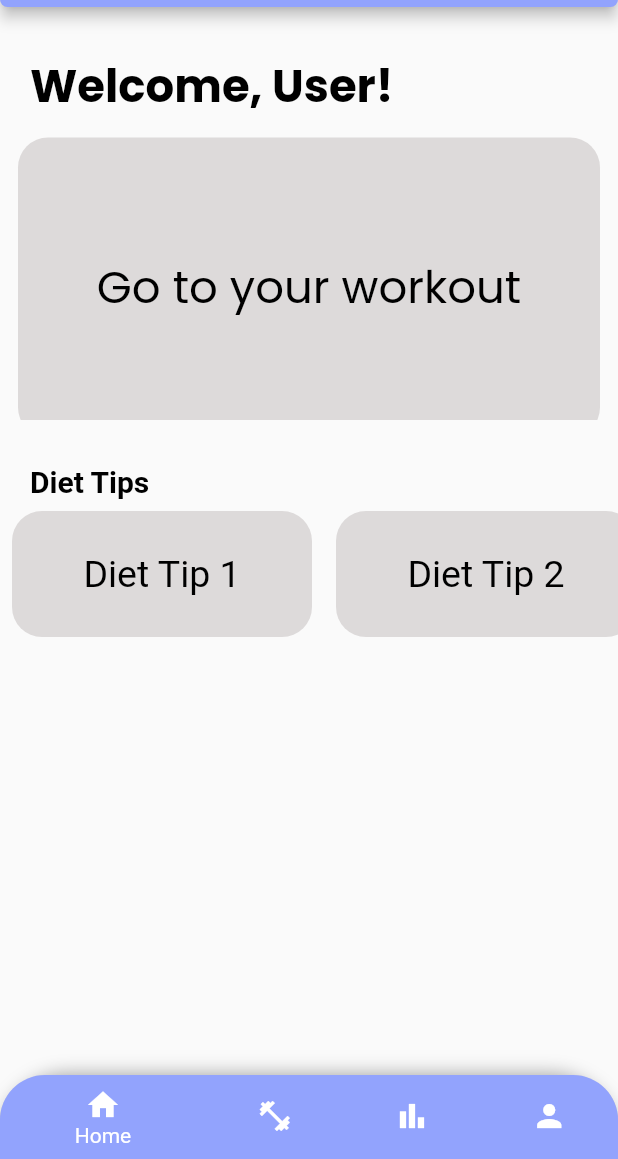
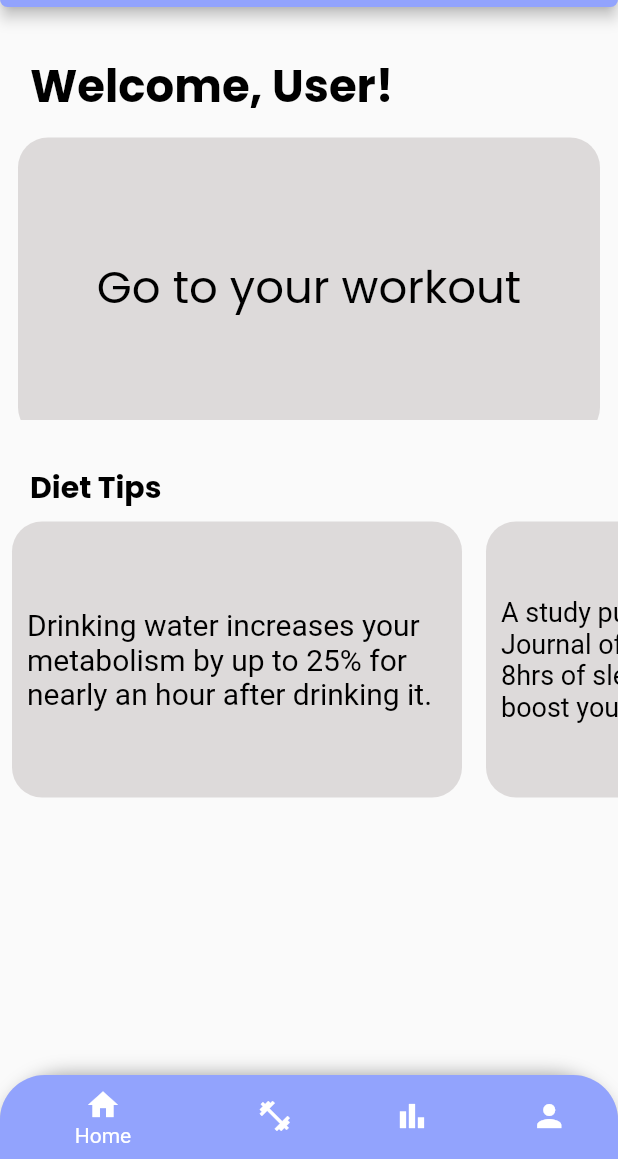
Before and after one commit to WSU-4110/health.e, a Flutter app: the screen it shows once a user with an empty profile is signed in, on a phone screen of 412 x 824 dp, the part 77-1236 px from its top. Run offline on Flutter 3.47's test engine with Material 2 defaults, Android fonts, the phone set to English and light mode, and no system bars; our stand-ins replace firebase_auth, firebase_core, flutter_svg, fluttertoast, get, google_fonts and 2 more; accounts and stored records are empty.

Commit message:
Creating new branch for main page/homepage

```diff
--- a/lib/main.dart
+++ b/lib/main.dart
@@ -1,7 +1,5 @@
-import 'package:firebase_auth/firebase_auth.dart';
 import 'package:flutter/material.dart';
 import 'package:get/get.dart';
-import 'package:healthe/screen/splash_screen.dart';
 import 'package:firebase_core/firebase_core.dart';
 import 'widget_tree.dart';
 
--- a/lib/question_model.dart
+++ b/lib/question_model.dart
@@ -1,5 +1,3 @@
-import 'dart:convert';
-
 class Question {
   final String questionText;
   final List<Answer> answersList;
--- a/lib/screen/assessment_screen/assessment_screen.dart
+++ b/lib/screen/assessment_screen/assessment_screen.dart
@@ -2,9 +2,7 @@ import 'package:flutter/material.dart';
 import 'package:get/get.dart';
 import 'package:google_fonts/google_fonts.dart';
 import 'package:healthe/screen/assessment_screen/question_model.dart';
-import 'package:healthe/screen/login_screen/login_screen.dart';
 import 'package:healthe/screen/sign_up/sign_up_screen.dart';
-
 import '../../value/color.dart';
 
 
--- a/lib/screen/assessment_screen/question_model.dart
+++ b/lib/screen/assessment_screen/question_model.dart
@@ -1,5 +1,3 @@
-import 'dart:convert';
-
 class Question {
   final String questionText;
   final List<Answer> answersList;
--- a/lib/screen/home_screen/MainPage.dart
+++ b/lib/screen/home_screen/MainPage.dart
@@ -1,4 +1,6 @@
 import 'package:flutter/material.dart';
+import 'package:get/get.dart';
+import 'package:get/get_core/src/get_main.dart';
 import 'package:google_fonts/google_fonts.dart';
 import 'package:healthe/screen/home_screen/home_screen.dart';
 import 'package:healthe/screen/home_screen/progress.dart';
@@ -27,8 +29,6 @@ class _MainPageState extends State<MainPage> {
           children: [
 
             // Person and Notification Icon
-
-
             const SizedBox(height:30),
 
             // "Welcome,
@@ -51,7 +51,15 @@ class _MainPageState extends State<MainPage> {
                     Padding(
                       padding: const EdgeInsets.all(12.0),
                       child: InkWell(
-                        onTap: () {},
+                        onTap: () {
+                          {
+                            Navigator.push(
+                              context,
+                              MaterialPageRoute(builder: (
+                                  context) => const Workouts()), // PLACEHOLDER for MINGRAN
+                            );
+                          }
+                        },
                         child: Container(
                           width: 100,
                           height: 200,
@@ -74,11 +82,18 @@ class _MainPageState extends State<MainPage> {
             // "Diet Tips"
             Container(
                 margin: const EdgeInsets.only(left:20),
-                child: AppLargeText(size: 20, text: "Diet Tips", color: Colors.black)),
+                child: Text("Diet Tips",
+                  style: GoogleFonts.poppins(
+                    color: Colors.black,
+                    fontSize: 20.0,
+                    fontWeight: FontWeight.w700,
+                  )
+                )
+            ),
 
             // Workout Scroll View
             SizedBox(
-                height: 100,
+                height: 200,
                 child: ListView(
                   scrollDirection: Axis.horizontal,
                   children: [
@@ -87,10 +102,16 @@ class _MainPageState extends State<MainPage> {
                       child: InkWell(
                         onTap: () {},
                         child: Container(
-                          width: 200,
+                          width: 300,
                           decoration: BoxDecoration(borderRadius: BorderRadius.circular(20), color: grayColors),
-                          child: const Center(
-                              child: Text("Diet Tip 1",style: TextStyle(color: Colors.black, fontSize: 25),)),
+                          child: Container(
+                            margin: const EdgeInsets.only(left:10, right: 10),
+                            child: const Center(
+                                child: Text("Drinking water increases your metabolism by up to 25% for nearly an hour after drinking it.",
+                                  style: TextStyle(
+                                      color: Colors.black,
+                                      fontSize: 20),)),
+                          ),
                         ),
                       ),
                     ),
@@ -99,10 +120,16 @@ class _MainPageState extends State<MainPage> {
                       child: InkWell(
                         onTap: () {},
                         child: Container(
-                          width: 200,
+                          width: 300,
                           decoration: BoxDecoration(borderRadius: BorderRadius.circular(20), color: grayColors),
-                          child: const Center(
-                              child: Text("Diet Tip 2",style: TextStyle(color: Colors.black, fontSize: 25),)),
+                          child: Container(
+                            margin: const EdgeInsets.only(left:10, right: 10),
+                            child: const Center(
+                                child: Text("A study published in the American Journal of Nutrition, found that 8hrs of sleep for 6 nights can boost your metabolism by 20%",
+                                  style: TextStyle(
+                                      color: Colors.black,
+                                      fontSize: 18),)),
+                          ),
                         ),
                       ),
                     ),
@@ -111,10 +138,17 @@ class _MainPageState extends State<MainPage> {
                       child: InkWell(
                         onTap: () {},
                         child: Container(
-                          width: 200,
+                          width: 300,
+                          height: 500 ,
                           decoration: BoxDecoration(borderRadius: BorderRadius.circular(20), color: grayColors),
-                          child: const Center(
-                              child: Text("Diet Tip 3",style: TextStyle(color: Colors.black, fontSize: 25),)),
+                          child: Container(
+                            margin: const EdgeInsets.only(left:10, right: 10),
+                            child: const Center(
+                                child: Text("Several studies suggest that green tea can boost metabolism and help people burn 3–4% more calories each day.",
+                                  style: TextStyle(
+                                      color: Colors.black,
+                                      fontSize: 20),)),
+                          ),
                         ),
                       ),
                     ),
--- a/lib/screen/home_screen/home_screen.dart
+++ b/lib/screen/home_screen/home_screen.dart
@@ -1,10 +1,9 @@
 
-import 'package:animated_bottom_navigation_bar/animated_bottom_navigation_bar.dart';
 import 'package:flutter/material.dart';
 import 'package:healthe/screen/home_screen/user_settings.dart';
-import 'package:healthe/screen/home_screen/workouts.dart';
 import 'package:firebase_auth/firebase_auth.dart';
 import 'package:healthe/auth.dart';
+import 'package:healthe/screen/home_screen/workouts.dart';
 import 'package:healthe/value/color.dart';
 
 import 'MainPage.dart';
@@ -81,7 +80,7 @@ List<IconData> icon = [
     return Scaffold(
 
       appBar: AppBar(
-       // automaticallyImplyLeading: false,
+        automaticallyImplyLeading: false,
         title: const Text("Health.E"),
         backgroundColor: gradientColors_1,
         shape: const RoundedRectangleBorder(
--- a/lib/widget_tree.dart
+++ b/lib/widget_tree.dart
@@ -1,6 +1,5 @@
 import 'package:healthe/auth.dart';
 import 'package:healthe/screen/home_screen/home_screen.dart';
-import 'package:healthe/screen/login_screen/login_screen.dart';
 import 'package:flutter/material.dart';
 import 'package:healthe/screen/splash_screen.dart';
 
```
Also changed, not shown: 4 other files.
